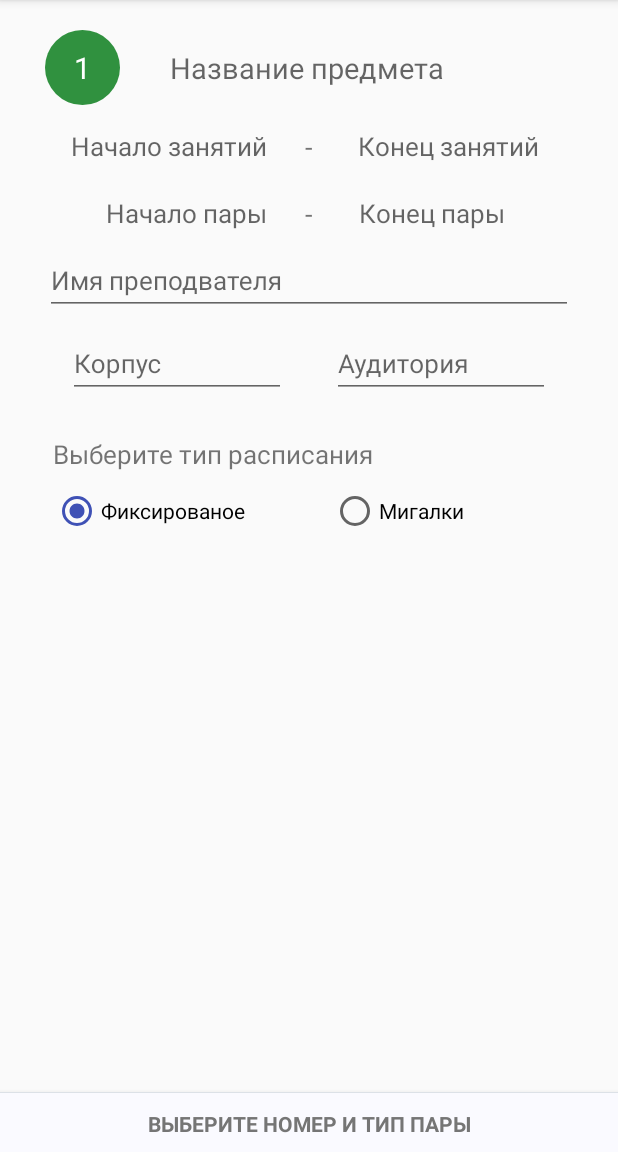
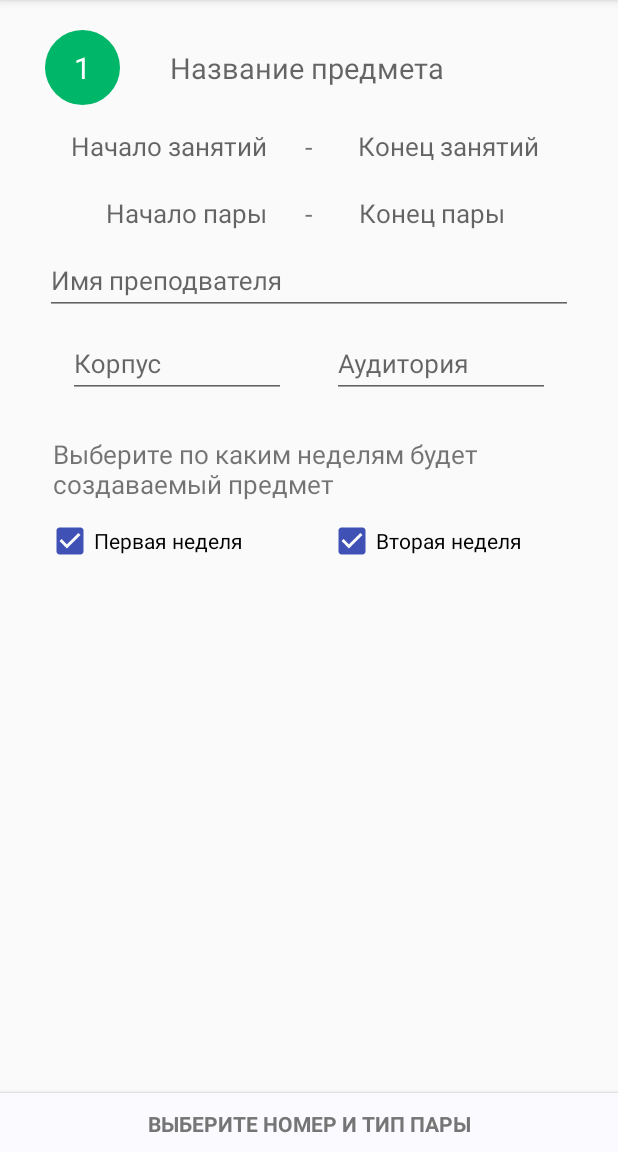
Before and after one commit to Beohrn/myschedule, an Android app: the AddScheduleActivity screen opened directly, with no data from a screen before it, on a phone screen of 412 x 824 dp, the part 84-1236 px from its top. Run offline under Robolectric (Android 15) with nearby library versions, the light colour scheme and no system bars; our stand-ins replace CircleImageView; libraries missing offline, so code that uses them is left out: com.facebook, com.facebook.stetho, com.prolificinteractive.materialcalendarview, com.wdullaer.materialdatetimepicker; 11 statements that could not run were skipped.

Commit message:
fix critical bug

```diff
--- a/app/src/main/java/com/shedule/zyx/myshedule/ui/activities/AddScheduleActivity.kt
+++ b/app/src/main/java/com/shedule/zyx/myshedule/ui/activities/AddScheduleActivity.kt
@@ -45,6 +45,10 @@ class AddScheduleActivity : AppCompatActivity(), TimePickerDialog.OnTimeSetListe
   var isScheduleTyped = true
   var listOfDates = arrayListOf<String>()
 
+  val FIRST_WEEK = 1
+  val SECOND_WEEK = 2
+  val BOTH_WEEKS = 0
+
   override fun onCreate(savedInstanceState: Bundle?) {
     super.onCreate(savedInstanceState)
     setContentView(add_schedule_activity)
@@ -57,6 +61,8 @@ class AddScheduleActivity : AppCompatActivity(), TimePickerDialog.OnTimeSetListe
       val bottomSheetBehavior = BottomSheetBehavior.from(bottom_sheet)
       bottomSheetBehavior.state = BottomSheetBehavior.STATE_EXPANDED
     }
+
+    (number_of_lesson.background as GradientDrawable).setColor(resources.getColor(R.color.dark_cyan))
 
     start_period_of_lesson.onClick { showDateDialog() }
 
@@ -88,8 +94,8 @@ class AddScheduleActivity : AppCompatActivity(), TimePickerDialog.OnTimeSetListe
       bottomSheetBehavior.state = BottomSheetBehavior.STATE_EXPANDED
     }
 
-    fixed_schedule.isChecked = true
-
+    first_week.isChecked = true
+    second_week.isChecked = true
     categoriesColors()
   }
 
@@ -158,12 +164,18 @@ class AddScheduleActivity : AppCompatActivity(), TimePickerDialog.OnTimeSetListe
         schedule.category = category
 
         if (isScheduleTyped) {
-          if (!unfixed_schedule.isChecked)
+          if (second_week.isChecked && first_week.isChecked)
             schedule.dates.addAll(scheduleManager.getScheduleByDate(schedule.startPeriod, schedule.endPeriod,
-                intent.getIntExtra("current_day_of_week", 0), true).map { it })
-          else
+                intent.getIntExtra("current_day_of_week", 0), BOTH_WEEKS).map { it })
+          else if (first_week.isChecked && !second_week.isChecked)
             schedule.dates.addAll(scheduleManager.getScheduleByDate(schedule.startPeriod, schedule.endPeriod,
-                intent.getIntExtra("current_day_of_week", 0), false).map { it })
+                intent.getIntExtra("current_day_of_week", 0), FIRST_WEEK).map { it })
+          else if (!first_week.isChecked && second_week.isChecked)
+            schedule.dates.addAll(scheduleManager.getScheduleByDate(schedule.startPeriod, schedule.endPeriod,
+                intent.getIntExtra("current_day_of_week", 0), SECOND_WEEK).map { it })
+          else  if (!second_week.isChecked && !first_week.isChecked)
+            schedule.dates.addAll(scheduleManager.getScheduleByDate(schedule.startPeriod, schedule.endPeriod,
+                intent.getIntExtra("current_day_of_week", 0), BOTH_WEEKS).map { it })
         } else
           schedule.dates.addAll(listOfDates.map { it })
 
@@ -172,7 +184,7 @@ class AddScheduleActivity : AppCompatActivity(), TimePickerDialog.OnTimeSetListe
           setResult(Activity.RESULT_OK)
           finish()
         }
-      } ?: toast("Упс! Введите окончание периода предмета ")
+      } ?: toast("Упс! Введите окончание периода предмета")
     } ?: toast("Упс! Введите начало периода предмета")
   }
 
--- a/app/src/main/java/com/shedule/zyx/myshedule/ui/activities/MainActivity.kt
+++ b/app/src/main/java/com/shedule/zyx/myshedule/ui/activities/MainActivity.kt
@@ -36,6 +36,7 @@ import kotlinx.android.synthetic.main.nav_header_navigation.*
 import kotlinx.android.synthetic.main.nav_header_navigation.view.*
 import org.jetbrains.anko.onClick
 import org.jetbrains.anko.selector
+import org.jetbrains.anko.startActivity
 import org.jetbrains.anko.startActivityForResult
 import org.jetbrains.anko.support.v4.onPageChangeListener
 import java.util.*
@@ -163,6 +164,7 @@ class MainActivity : AppCompatActivity(), NavigationView.OnNavigationItemSelecte
       showDialog()
       bluetoothManager.schedule = scheduleManager.globalList
     }
+      R.id.nav_manage -> startActivity<TeachersActivity>()
     }
 
 
--- a/app/src/main/java/com/shedule/zyx/myshedule/ui/activities/TeachersActivity.kt
+++ b/app/src/main/java/com/shedule/zyx/myshedule/ui/activities/TeachersActivity.kt
@@ -31,11 +31,9 @@ class TeachersActivity: AppCompatActivity() {
     supportActionBar?.setHomeButtonEnabled(true)
     supportActionBar?.setDisplayHomeAsUpEnabled(true)
     teachers_toolbar.setNavigationOnClickListener { finish() }
-
     val adapter = TeachersAdapter(this@TeachersActivity, scheduleManager.getTeachers())
     list_of_teachers.layoutManager = LinearLayoutManager(applicationContext)
     list_of_teachers.itemAnimator = DefaultItemAnimator()
     list_of_teachers.adapter = adapter
-
   }
 }
--- a/app/src/main/java/com/shedule/zyx/myshedule/ui/fragments/NearbyDevicesFragment.kt
+++ b/app/src/main/java/com/shedule/zyx/myshedule/ui/fragments/NearbyDevicesFragment.kt
@@ -70,7 +70,8 @@ class NearbyDevicesFragment : Fragment() {
         else if (bluetoothManager.FOUND.equals(it.action)) {
           val device = intent.getParcelableExtra<BluetoothDevice>(BluetoothDevice.EXTRA_DEVICE)
           devices.add(Pair(device.address, device.name))
-          nearbyDevicesList.addAll(devices.map { it.second }.filter { !nearbyDevicesList.contains(it) })
+          nearbyDevicesList.addAll(devices.map { it.second }.filter { !nearbyDevicesList.contains(it) }
+              .distinctBy { bluetoothManager.getPairedDevices().map { it.second } })
           adapter.notifyDataSetChanged()
         }
       }
--- a/app/src/main/java/com/shedule/zyx/myshedule/widget/ScheduleItemView.kt
+++ b/app/src/main/java/com/shedule/zyx/myshedule/widget/ScheduleItemView.kt
@@ -47,7 +47,7 @@ class ScheduleItemView : FrameLayout, ClickListener {
     (view_number_of_lesson.background as GradientDrawable).setColor(Utils.getColorByCategory(context, schedule.category!!))
     view_number_of_lesson.text = schedule.numberLesson
     view_title_of_lesson.text = schedule.nameLesson
-    view_name_of_teacher.text = if (schedule.teacher == "") "Имя преподавателя" else schedule.teacher
+    view_name_of_teacher.text = schedule.teacher?.nameOfTeacher ?: "Имя преподавателя"
     view_location.text = "${schedule.location?.housing}-${schedule.location?.classroom}"
     view_type_of_lesson.text = if (schedule.typeLesson == TypeLesson.LECTURE) "Лекция" else "Практика"
     view_time_of_lesson.text = "${schedule.startTime?.toString() ?: "Начало"} - ${schedule.endTime?.toString() ?: "Конец"}"
--- a/app/src/main/res/layout/add_item_view.xml
+++ b/app/src/main/res/layout/add_item_view.xml
@@ -211,38 +211,38 @@
             android:layout_weight="0.5"
             android:paddingLeft="30dp"
             android:paddingTop="20dp"
-            android:text="Выберите тип расписания"
+            android:text="Выберите по каким неделям будет создаваемый предмет"
             android:textSize="17sp"/>
 
 
-        <RadioGroup
+        <LinearLayout
             android:layout_width="match_parent"
             android:layout_height="wrap_content"
             android:layout_weight="0.5"
             android:orientation="horizontal"
-            android:paddingLeft="30dp"
+            android:paddingLeft="25dp"
             android:paddingRight="10dp"
             android:paddingTop="10dp"
             android:weightSum="1">
 
-            <RadioButton
-                android:id="@+id/fixed_schedule"
+            <android.support.v7.widget.AppCompatCheckBox
+                android:id="@+id/first_week"
                 android:layout_width="0dp"
                 android:layout_height="match_parent"
                 android:layout_weight="0.5"
-                android:text="Фиксированое"
+                android:text="Первая неделя"
                 android:textSize="14sp"/>
 
-            <RadioButton
-                android:id="@+id/unfixed_schedule"
+            <android.support.v7.widget.AppCompatCheckBox
+                android:id="@+id/second_week"
                 android:layout_width="0dp"
                 android:layout_height="match_parent"
                 android:layout_marginStart="10dp"
                 android:layout_weight="0.5"
-                android:text="Мигалки"
+                android:text="Вторая неделя"
                 android:textSize="14sp"/>
 
-        </RadioGroup>
+        </LinearLayout>
 
     </LinearLayout>
 
```
Also changed, not shown: app/src/main/java/com/shedule/zyx/myshedule/managers/ScheduleManager.kt (+30 -13 lines).
